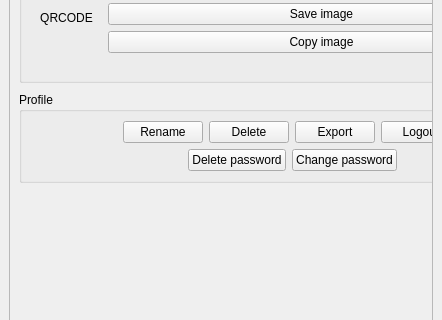
First picture: the form in src/widget/form/profileform.ui, repository qTox/qTox, before the edit; both pictures show x 0 to 442 and y 235 to 555 of the 442 by 659 pixel window.
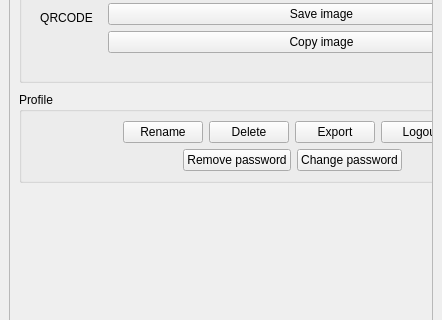
Second picture: the form after the edit. Custom widgets are drawn as their Qt base class.

Commit message: Add change password button

The edit to the form file:
```diff
--- a/src/widget/form/profileform.ui
+++ b/src/widget/form/profileform.ui
@@ -37,7 +37,7 @@
      <widget class="QWidget" name="scrollAreaWidgetContents">
       <property name="geometry">
        <rect>
-        <x>-41</x>
+        <x>0</x>
         <y>0</y>
         <width>630</width>
         <height>625</height>
@@ -252,7 +252,7 @@
             <item>
              <widget class="QPushButton" name="deletePassButton">
               <property name="text">
-               <string>Delete password</string>
+               <string>Remove password</string>
               </property>
              </widget>
             </item>
```
The commit also changes 3 other files.
